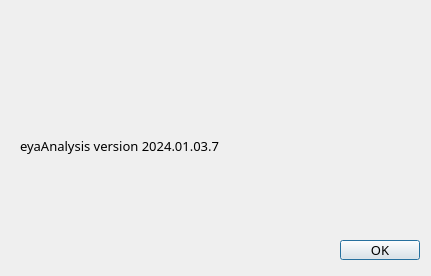
Above: dialog.ui from Joya-Chen/eyeT before the change. Below: the same form after it.
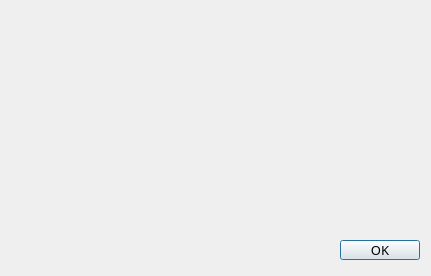
That is the form after the change. Icons and pictures are not drawn.

The edit to the form file:
```diff
--- a/dialog.ui
+++ b/dialog.ui
@@ -62,7 +62,7 @@
     </rect>
    </property>
    <property name="text">
-    <string>eyaAnalysis version 2024.01.03.7</string>
+    <string/>
    </property>
   </widget>
  </widget>
```
Left out of the diff: 2 changed lines with no effect on the pictures.
